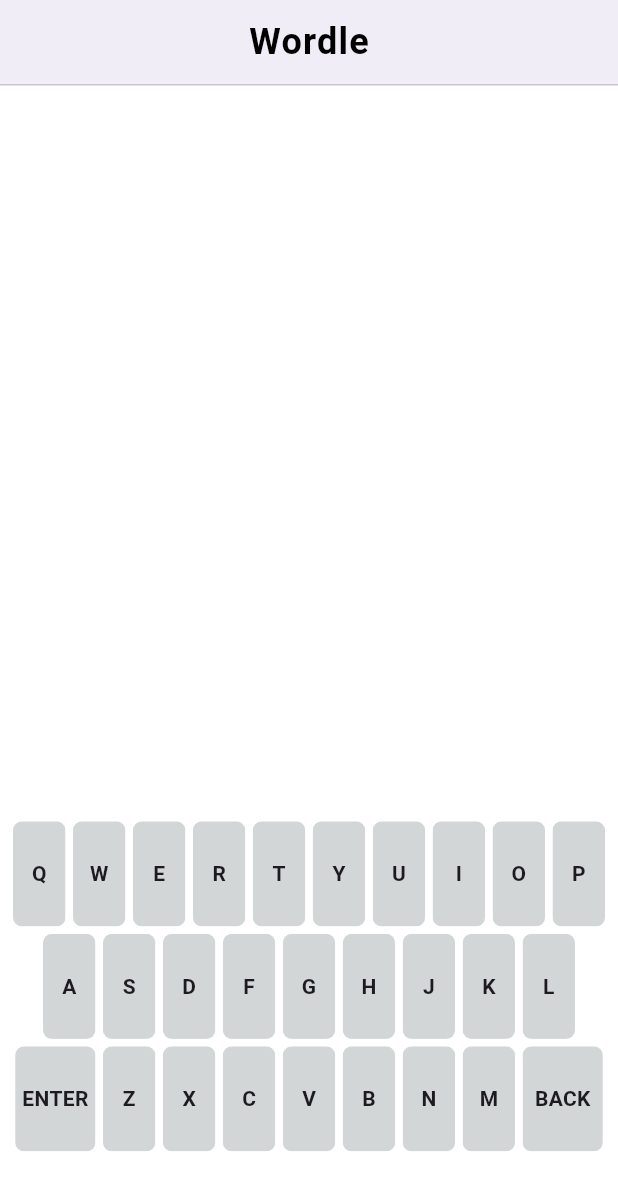
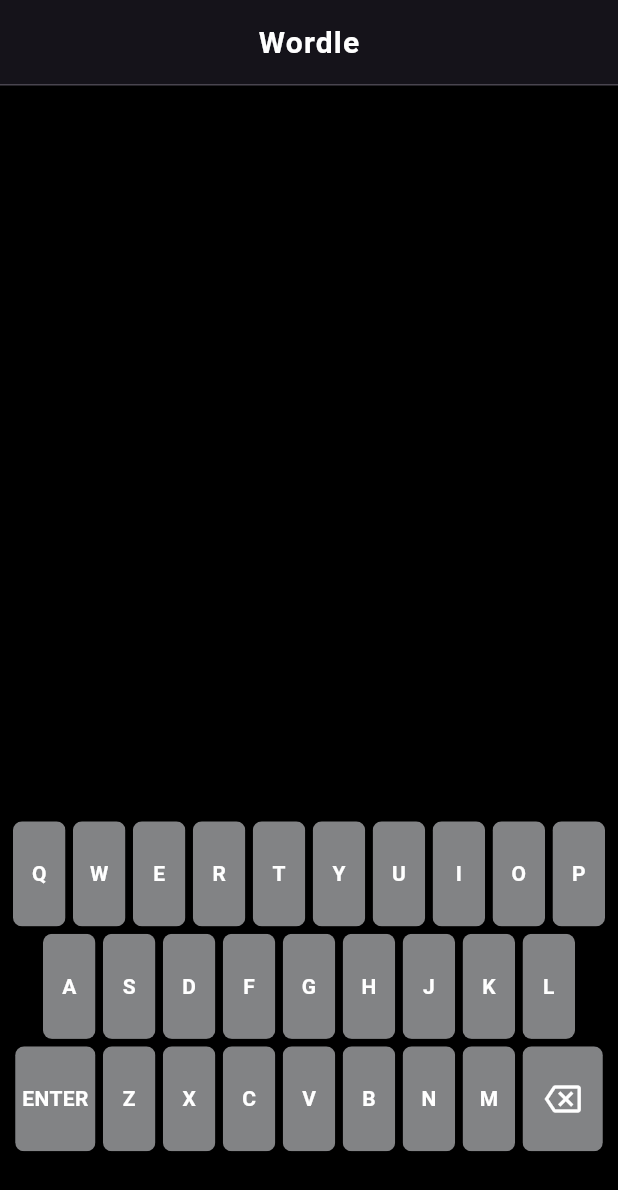
Before and after one commit to stp2003/Wordle, a Flutter app: the screen it shows after launch, on a phone screen of 412 x 824 dp. Shown: the top 1190 px of the screen. Run offline on Flutter 3.47's test engine with Material 3 defaults, Android fonts, the phone set to English and light mode, and no system bars.

Commit message:
dark theme added

```diff
--- a/lib/components/keyboard_row.dart
+++ b/lib/components/keyboard_row.dart
@@ -58,7 +58,9 @@ class KeyboardRow extends StatelessWidget {
                                 .setKeyTapped(value: e.key);
                           },
                           child: Center(
-                            child: Text(
+                            child: e.key == 'BACK'
+                                ? const Icon(Icons.backspace_outlined)
+                                : Text(
                                     e.key,
                                     style: Theme.of(context)
                                         .textTheme
--- a/lib/components/tile.dart
+++ b/lib/components/tile.dart
@@ -26,7 +26,7 @@ class _TileState extends State<Tile> {
   void initState() {
     WidgetsBinding.instance.addPostFrameCallback(
       (timeStamp) {
-        _borderColor = Theme.of(context).primaryColorLight;
+        _borderColor = Theme.of(context).primaryColorDark;
       },
     );
     super.initState();
--- a/lib/main.dart
+++ b/lib/main.dart
@@ -1,8 +1,8 @@
 import 'package:flutter/material.dart';
 import 'package:provider/provider.dart';
-import 'package:wordle/constants/colors.dart';
 import 'package:wordle/controllers/controller.dart';
 import 'package:wordle/screens/home_screen.dart';
+import 'package:wordle/themes/theme.dart';
 
 void main() {
   runApp(MultiProvider(providers: [
@@ -18,26 +18,7 @@ class MyApp extends StatelessWidget {
     return MaterialApp(
       debugShowCheckedModeBanner: false,
       title: 'Wordle',
-      theme: ThemeData(
-        primaryColorLight: lightThemeLightShade,
-        primaryColorDark: lightThemeDarkShade,
-        appBarTheme: const AppBarTheme(
-          backgroundColor: Colors.white,
-          titleTextStyle: TextStyle(
-            color: Colors.black,
-            fontSize: 24.0,
-            fontWeight: FontWeight.bold,
-            letterSpacing: 0.8,
-          ),
-        ),
-        scaffoldBackgroundColor: Colors.white,
-        textTheme: const TextTheme().copyWith(
-          bodyMedium: const TextStyle(
-            fontWeight: FontWeight.bold,
-          ),
-        ),
-        useMaterial3: true,
-      ),
+      theme: darkTheme,
       home: const HomeScreen(),
     );
   }
--- /dev/null
+++ b/lib/themes/theme.dart
@@ -0,0 +1,55 @@
+import 'package:flutter/material.dart';
+
+import '../constants/colors.dart';
+
+//?? light theme ->
+final ThemeData lightTheme = ThemeData(
+  primaryColorLight: lightThemeLightShade,
+  primaryColorDark: lightThemeDarkShade,
+  appBarTheme: const AppBarTheme(
+    iconTheme: IconThemeData(
+      color: Colors.black,
+    ),
+    backgroundColor: Colors.white,
+    titleTextStyle: TextStyle(
+      color: Colors.black,
+      fontSize: 20,
+      letterSpacing: 0.8,
+      fontWeight: FontWeight.bold,
+    ),
+  ),
+  scaffoldBackgroundColor: Colors.white,
+  brightness: Brightness.light,
+  textTheme: const TextTheme().copyWith(
+    bodyMedium: const TextStyle(
+      fontWeight: FontWeight.bold,
+      color: Colors.black,
+    ),
+  ),
+  useMaterial3: true,
+);
+
+//?? dark theme ->
+final ThemeData darkTheme = ThemeData(
+  primaryColorLight: darkThemeLightShade,
+  primaryColorDark: darkThemeDarkShade,
+  appBarTheme: const AppBarTheme(
+    backgroundColor: Colors.black,
+    titleTextStyle: TextStyle(
+      color: Colors.white,
+      fontSize: 20,
+      letterSpacing: 0.8,
+      fontWeight: FontWeight.bold,
+    ),
+  ),
+  scaffoldBackgroundColor: Colors.black,
+  dividerColor: darkThemeLightShade,
+  brightness: Brightness.dark,
+  textTheme: const TextTheme().copyWith(
+    bodyMedium: const TextStyle(
+      fontWeight: FontWeight.bold,
+      color: Colors.white,
+    ),
+  ),
+  useMaterial3: true,
+);
```
Lines whose indentation alone changed are shown as unchanged.
